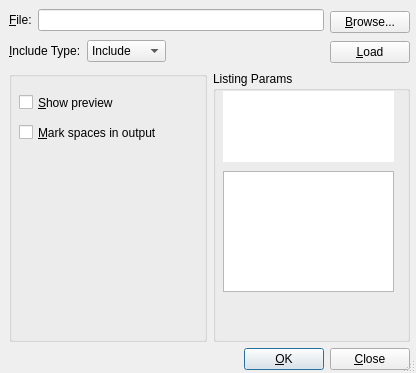
Before: the Qt Designer form src/frontends/qt4/ui/IncludeUi.ui in cburschka/lyx, drawn with Qt 5.
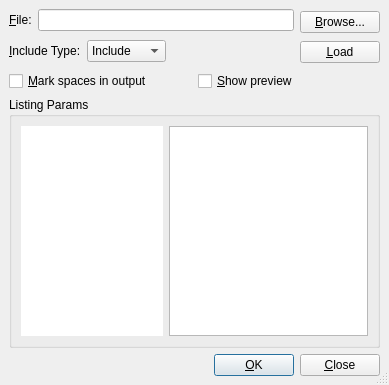
After: the same form once the commit is applied.

Commit message: InsetListings: touch up the include dialog

Diff of the .ui file:
```diff
--- a/src/frontends/qt4/ui/IncludeUi.ui
+++ b/src/frontends/qt4/ui/IncludeUi.ui
@@ -5,8 +5,8 @@
    <rect>
     <x>0</x>
     <y>0</y>
-    <width>416</width>
-    <height>373</height>
+    <width>389</width>
+    <height>385</height>
    </rect>
   </property>
   <property name="windowTitle" >
@@ -15,18 +15,9 @@
   <property name="sizeGripEnabled" >
    <bool>true</bool>
   </property>
-  <widget class="QWidget" name="" >
-   <property name="geometry" >
-    <rect>
-     <x>9</x>
-     <y>9</y>
-     <width>401</width>
-     <height>361</height>
-    </rect>
-   </property>
    <layout class="QVBoxLayout" >
     <property name="margin" >
-     <number>0</number>
+    <number>9</number>
     </property>
     <property name="spacing" >
      <number>6</number>
@@ -180,43 +171,7 @@
        <number>6</number>
       </property>
       <item>
-       <widget class="QGroupBox" name="includeGB" >
-        <property name="title" >
-         <string/>
-        </property>
-        <widget class="QCheckBox" name="previewCB" >
-         <property name="geometry" >
-          <rect>
-           <x>10</x>
-           <y>20</y>
-           <width>100</width>
-           <height>23</height>
-          </rect>
-         </property>
-         <property name="sizePolicy" >
-          <sizepolicy>
-           <hsizetype>3</hsizetype>
-           <vsizetype>0</vsizetype>
-           <horstretch>0</horstretch>
-           <verstretch>0</verstretch>
-          </sizepolicy>
-         </property>
-         <property name="toolTip" >
-          <string>Show LaTeX preview</string>
-         </property>
-         <property name="text" >
-          <string>&amp;Show preview</string>
-         </property>
-        </widget>
         <widget class="QCheckBox" name="visiblespaceCB" >
-         <property name="geometry" >
-          <rect>
-           <x>10</x>
-           <y>50</y>
-           <width>142</width>
-           <height>23</height>
-          </rect>
-         </property>
          <property name="sizePolicy" >
           <sizepolicy>
            <hsizetype>3</hsizetype>
@@ -232,42 +187,71 @@
           <string>&amp;Mark spaces in output</string>
          </property>
         </widget>
-       </widget>
+     </item>
+     <item>
+      <widget class="QCheckBox" name="previewCB" >
+       <property name="sizePolicy" >
+        <sizepolicy>
+         <hsizetype>3</hsizetype>
+         <vsizetype>0</vsizetype>
+         <horstretch>0</horstretch>
+         <verstretch>0</verstretch>
+        </sizepolicy>
+       </property>
+       <property name="toolTip" >
+        <string>Show LaTeX preview</string>
+       </property>
+       <property name="text" >
+        <string>&amp;Show preview</string>
+       </property>
+      </widget>
+     </item>
+    </layout>
       </item>
       <item>
        <widget class="QGroupBox" name="listingsGB" >
+     <property name="sizePolicy" >
+      <sizepolicy>
+       <hsizetype>7</hsizetype>
+       <vsizetype>7</vsizetype>
+       <horstretch>0</horstretch>
+       <verstretch>0</verstretch>
+      </sizepolicy>
+     </property>
         <property name="title" >
          <string>Listing Params</string>
         </property>
-        <widget class="QTextEdit" name="listingsED" >
-         <property name="geometry" >
-          <rect>
-           <x>10</x>
-           <y>100</y>
-           <width>171</width>
-           <height>121</height>
-          </rect>
-         </property>
-        </widget>
+     <layout class="QVBoxLayout" >
+      <property name="margin" >
+       <number>9</number>
+      </property>
+      <property name="spacing" >
+       <number>6</number>
+      </property>
+      <item>
+       <layout class="QHBoxLayout" >
+        <property name="margin" >
+         <number>0</number>
+        </property>
+        <property name="spacing" >
+         <number>6</number>
+        </property>
+        <item>
         <widget class="QTextBrowser" name="listingsTB" >
-         <property name="geometry" >
-          <rect>
-           <x>10</x>
-           <y>20</y>
-           <width>171</width>
-           <height>71</height>
-          </rect>
-         </property>
-         <property name="sizePolicy" >
-          <sizepolicy>
-           <hsizetype>4</hsizetype>
-           <vsizetype>0</vsizetype>
-           <horstretch>0</horstretch>
-           <verstretch>0</verstretch>
-          </sizepolicy>
+          <property name="minimumSize" >
+           <size>
+            <width>0</width>
+            <height>0</height>
+           </size>
+          </property>
+          <property name="maximumSize" >
+           <size>
+            <width>200</width>
+            <height>16777215</height>
+           </size>
          </property>
          <property name="cursor" >
-          <cursor>14</cursor>
+           <cursor>0</cursor>
          </property>
          <property name="acceptDrops" >
           <bool>false</bool>
@@ -285,9 +269,21 @@
           <bool>false</bool>
          </property>
         </widget>
+        </item>
+        <item>
+         <widget class="QTextEdit" name="listingsED" >
+          <property name="minimumSize" >
+           <size>
+            <width>0</width>
+            <height>0</height>
+           </size>
+          </property>
        </widget>
       </item>
      </layout>
+      </item>
+     </layout>
+    </widget>
     </item>
     <item>
      <layout class="QHBoxLayout" >
@@ -334,7 +330,6 @@
     </item>
    </layout>
   </widget>
- </widget>
  <tabstops>
   <tabstop>filenameED</tabstop>
   <tabstop>browsePB</tabstop>
```
Left out of the diff: 6 changed lines with no effect on the pictures. Lines whose indentation alone changed are shown as unchanged.
